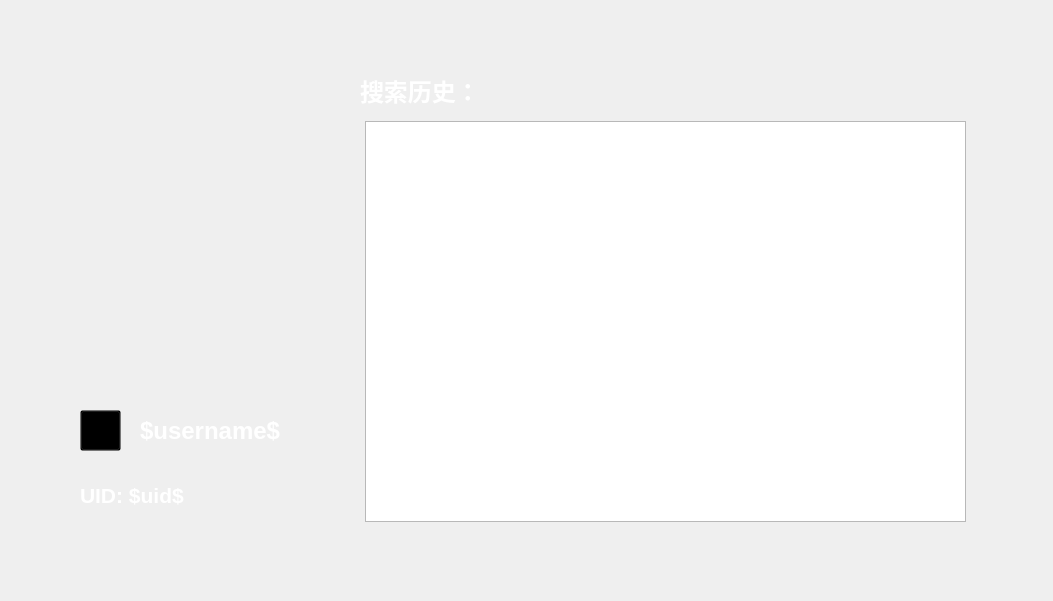
Old version of the form app/ui/profile.ui in the repository SISUBEN/FairySearch.
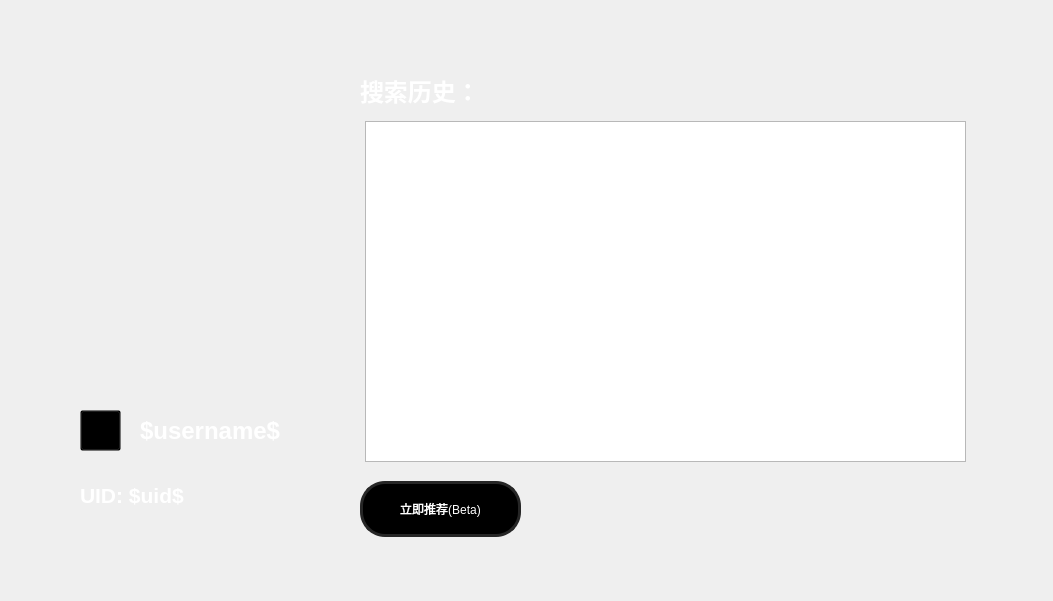
New version of the form. Icons and pictures are not drawn.

Commit message: feat(ui): add 'Recom Immediately' button and integrate FairyRecom functionality

Diff of the .ui file:
```diff
--- a/app/ui/profile.ui
+++ b/app/ui/profile.ui
@@ -123,10 +123,44 @@
      <x>365</x>
      <y>121</y>
      <width>601</width>
-     <height>401</height>
+     <height>341</height>
     </rect>
    </property>
   </widget>
+  <widget class="QWidget" name="verticalLayoutWidget">
+   <property name="geometry">
+    <rect>
+     <x>360</x>
+     <y>480</y>
+     <width>161</width>
+     <height>58</height>
+    </rect>
+   </property>
+   <layout class="QVBoxLayout" name="verticalLayout">
+    <item>
+     <widget class="QPushButton" name="RecomImmediatelyBtn">
+      <property name="styleSheet">
+       <string notr="true">QPushButton {
+    background-color: rgb(0, 0, 0);
+    color: white;
+    border: 3px solid #262626;
+    height: 50px;
+    /*width: 500px;*/
+    border-radius: 25px;
+}
+QPushButton:pressed {
+    background-color: #a6c100;
+    color: black;
+    border: 5px solid #a6c100;
+}</string>
+      </property>
+      <property name="text">
+       <string>立即推荐(Beta)</string>
+      </property>
+     </widget>
+    </item>
+   </layout>
+  </widget>
  </widget>
  <resources>
   <include location="../modules/assets/resources.qrc"/>
```
Left out of the diff: 2 changed lines with no effect on the pictures. The commit also changes 9 other files.
